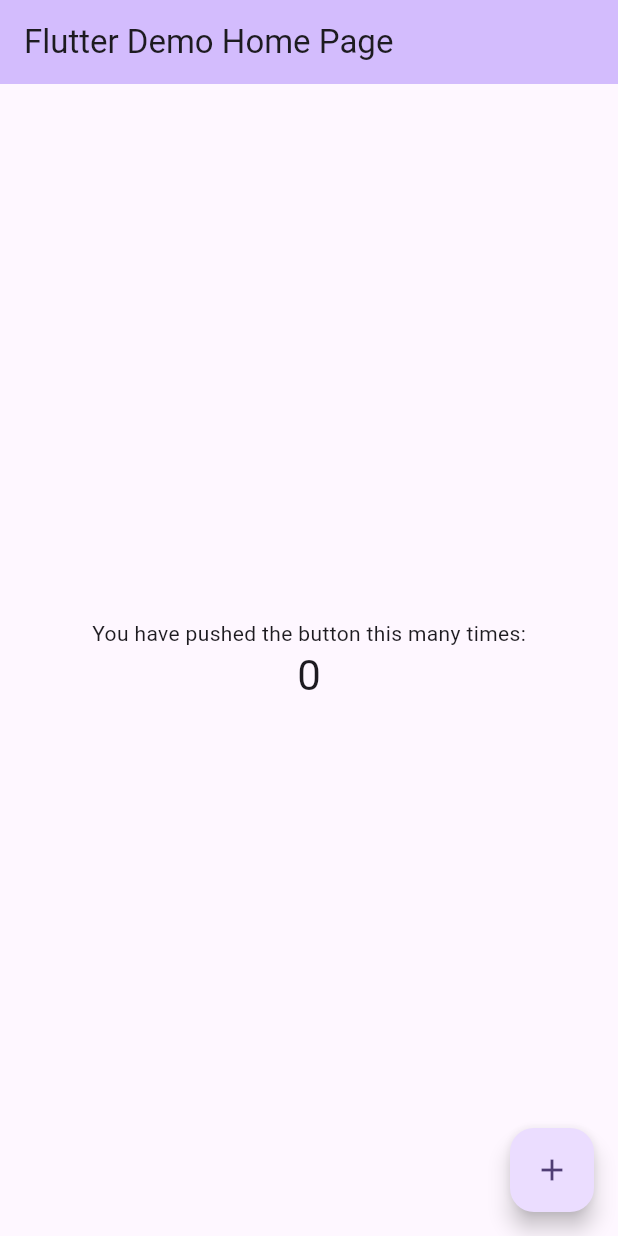
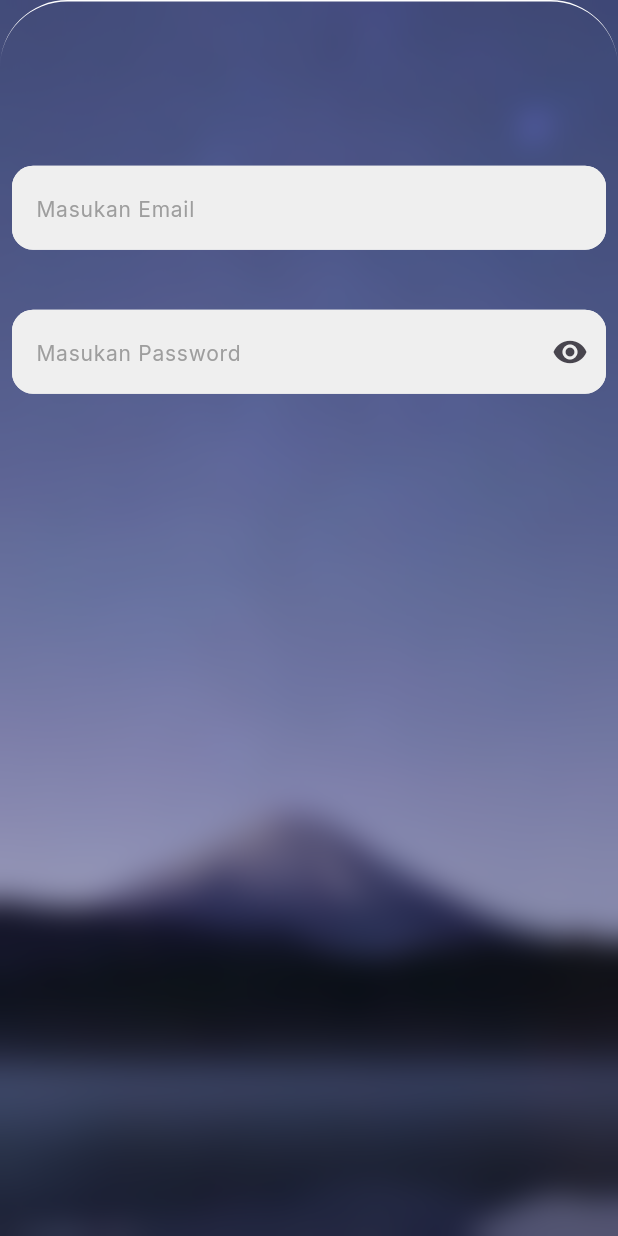
Before and after one commit to Ripaldiansyah/weather_ripal, a Flutter app: the screen it shows after launch, on a phone screen of 412 x 824 dp. Run offline on Flutter 3.47's test engine with Material 3 defaults, Android fonts, the phone set to English and light mode, and no system bars; drawn by our look-alikes of flutter_animate; our stand-ins replace get, google_fonts; statements that could not run were skipped.

Commit message:
Upadate Reuseable Widget TextField, Theme Config and more

```diff
--- a/lib/main.dart
+++ b/lib/main.dart
@@ -1,4 +1,6 @@
 import 'package:flutter/material.dart';
+import 'package:get/get_navigation/src/root/get_material_app.dart';
+import 'package:weather_ripaldiansyah/core.dart';
 
 void main() {
   runApp(const MyApp());
@@ -10,113 +12,11 @@ class MyApp extends StatelessWidget {
   // This widget is the root of your application.
   @override
   Widget build(BuildContext context) {
-    return MaterialApp(
-      title: 'Flutter Demo',
-      theme: ThemeData(
-        // This is the theme of your application.
-        //
-        // TRY THIS: Try running your application with "flutter run". You'll see
-        // the application has a purple toolbar. Then, without quitting the app,
-        // try changing the seedColor in the colorScheme below to Colors.green
-        // and then invoke "hot reload" (save your changes or press the "hot
-        // reload" button in a Flutter-supported IDE, or press "r" if you used
-        // the command line to start the app).
-        //
-        // Notice that the counter didn't reset back to zero; the application
-        // state is not lost during the reload. To reset the state, use hot
-        // restart instead.
-        //
-        // This works for code too, not just values: Most code changes can be
-        // tested with just a hot reload.
-        colorScheme: ColorScheme.fromSeed(seedColor: Colors.deepPurple),
-      ),
-      home: const MyHomePage(title: 'Flutter Demo Home Page'),
+    return GetMaterialApp(
+      title: 'Ripaldiansyah Weather',
+      theme: getCustomeTheme(),
+      debugShowCheckedModeBanner: false,
+      home: SplashScreenView(),
     );
   }
 }
-
-class MyHomePage extends StatefulWidget {
-  const MyHomePage({super.key, required this.title});
-
-  // This widget is the home page of your application. It is stateful, meaning
-  // that it has a State object (defined below) that contains fields that affect
-  // how it looks.
-
-  // This class is the configuration for the state. It holds the values (in this
-  // case the title) provided by the parent (in this case the App widget) and
-  // used by the build method of the State. Fields in a Widget subclass are
-  // always marked "final".
-
-  final String title;
-
-  @override
-  State<MyHomePage> createState() => _MyHomePageState();
-}
-
-class _MyHomePageState extends State<MyHomePage> {
-  int _counter = 0;
-
-  void _incrementCounter() {
-    setState(() {
-      // This call to setState tells the Flutter framework that something has
-      // changed in this State, which causes it to rerun the build method below
-      // so that the display can reflect the updated values. If we changed
-      // _counter without calling setState(), then the build method would not be
-      // called again, and so nothing would appear to happen.
-      _counter++;
-    });
-  }
-
-  @override
-  Widget build(BuildContext context) {
-    // This method is rerun every time setState is called, for instance as done
-    // by the _incrementCounter method above.
-    //
-    // The Flutter framework has been optimized to make rerunning build methods
-    // fast, so that you can just rebuild anything that needs updating rather
-    // than having to individually change instances of widgets.
-    return Scaffold(
-      appBar: AppBar(
-        // TRY THIS: Try changing the color here to a specific color (to
-        // Colors.amber, perhaps?) and trigger a hot reload to see the AppBar
-        // change color while the other colors stay the same.
-        backgroundColor: Theme.of(context).colorScheme.inversePrimary,
-        // Here we take the value from the MyHomePage object that was created by
-        // the App.build method, and use it to set our appbar title.
-        title: Text(widget.title),
-      ),
-      body: Center(
-        // Center is a layout widget. It takes a single child and positions it
-        // in the middle of the parent.
-        child: Column(
-          // Column is also a layout widget. It takes a list of children and
-          // arranges them vertically. By default, it sizes itself to fit its
-          // children horizontally, and tries to be as tall as its parent.
-          //
-          // Column has various properties to control how it sizes itself and
-          // how it positions its children. Here we use mainAxisAlignment to
-          // center the children vertically; the main axis here is the vertical
-          // axis because Columns are vertical (the cross axis would be
-          // horizontal).
-          //
-          // TRY THIS: Invoke "debug painting" (choose the "Toggle Debug Paint"
-          // action in the IDE, or press "p" in the console), to see the
-          // wireframe for each widget.
-          mainAxisAlignment: MainAxisAlignment.center,
-          children: <Widget>[
-            const Text('You have pushed the button this many times:'),
-            Text(
-              '$_counter',
-              style: Theme.of(context).textTheme.headlineMedium,
-            ),
-          ],
-        ),
-      ),
-      floatingActionButton: FloatingActionButton(
-        onPressed: _incrementCounter,
-        tooltip: 'Increment',
-        child: const Icon(Icons.add),
-      ), // This trailing comma makes auto-formatting nicer for build methods.
-    );
-  }
-}
--- /dev/null
+++ b/lib/presentation/login/controller/login_controller.dart
@@ -0,0 +1,20 @@
+import 'package:get/get.dart';
+
+class LoginController extends GetxController {
+  final RxBool isBlur = false.obs;
+  final RxBool hasError = false.obs;
+  final RxString errorMessage = "".obs;
+  final RxInt counter = 0.obs;
+
+  @override
+  void onInit() {
+    super.onInit();
+    initializeData();
+  }
+
+  Future<void> initializeData() async {
+    isBlur.value = false;
+    await Future.delayed(const Duration(seconds: 2));
+    isBlur.value = true;
+  }
+}
--- /dev/null
+++ b/lib/presentation/login/view/login_view.dart
@@ -0,0 +1,102 @@
+import 'dart:ui';
+
+import 'package:flutter/material.dart';
+import 'package:flutter_animate/flutter_animate.dart';
+import 'package:get/get.dart';
+import 'package:weather_ripaldiansyah/core.dart';
+
+class LoginView extends StatelessWidget {
+  const LoginView({super.key});
+
+  @override
+  Widget build(BuildContext context) {
+    final controller = Get.put(LoginController());
+
+    return Obx(() {
+      return Scaffold(
+        body: SingleChildScrollView(
+          child: Stack(
+            children: [
+              Container(
+                width: MediaQuery.of(context).size.width,
+                height: MediaQuery.of(context).size.height,
+                decoration: BoxDecoration(
+                  image: DecorationImage(
+                    image: AssetImage("assets/background.png"),
+                    fit: BoxFit.none,
+                  ),
+                ),
+                child: Column(children: [
+
+                        ],
+                      ),
+              ),
+              if (controller.isBlur.value)
+                Positioned.fill(
+                      bottom: 0.0,
+                      left: 0.0,
+                      right: 0.0,
+                      top: MediaQuery.of(context).size.height / 1.6,
+                      child: BackdropFilter(
+                        filter: ImageFilter.blur(sigmaX: 10, sigmaY: 10),
+                        child: Container(
+                          height: MediaQuery.of(context).size.height / 2,
+                          decoration: BoxDecoration(
+                            border: Border(
+                              top: BorderSide(width: 1.0, color: Colors.white),
+                            ),
+                            color: Colors.black.withAlpha(0),
+                            borderRadius: BorderRadius.only(
+                              topLeft: Radius.circular(45.0),
+                              topRight: Radius.circular(45.0),
+                            ),
+                          ),
+                          child: Padding(
+                            padding: EdgeInsets.all(8.0),
+                            child: Column(
+                              mainAxisAlignment: MainAxisAlignment.center,
+                              children: [
+                                QTextField(
+                                  hintText: "Masukan Email",
+                                  value: null,
+                                  onChanged: (value) {},
+                                ),
+                                SizedBox(height: 20.0),
+                                QTextField(
+                                  hintText: "Masukan Password",
+                                  isObscure: true,
+                                  maxLines: 1,
+                                  suffixIcon: Icons.password,
+                                  value: null,
+                                  onChanged: (value) {},
+                                ),
+                                SizedBox(height: 20.0),
+                                // ElevatedButton(
+                                //   onPressed: () {
+                                //     controller.initializeData();
+                                //   },
+                                //   child: controller.isLoading.value
+                                //       ? CircularProgressIndicator()
+                                //       : Text("Login"),
+                                // ),
+                              ],
+                            ),
+                          ),
+                        ),
+                      ),
+                    )
+                    .animate()
+                    .fadeIn(duration: 800.ms)
+                    .slide(
+                      begin: Offset(0, -1),
+                      end: Offset.zero,
+                      duration: 500.ms,
+                      curve: Curves.easeOut,
+                    ),
+            ],
+          ),
+        ),
+      );
+    });
+  }
+}
--- /dev/null
+++ b/lib/shared/widget/q_text_field.dart
@@ -0,0 +1,124 @@
+// ignore_for_file: camel_case_types, prefer_typing_uninitialized_variables
+
+import 'package:flutter/material.dart';
+import 'package:flutter/services.dart';
+
+class QTextField extends StatefulWidget {
+  const QTextField({
+    super.key,
+    this.hintText,
+    this.prefixIcon,
+    this.suffixIcon,
+    // required this.validator,
+    this.isObscure = false,
+    this.isEnable = true,
+    this.value,
+    required this.onChanged,
+    this.isNumberOnly,
+    this.isPhoneNumber,
+    this.errorText,
+    this.maxLines,
+  });
+
+  final int? maxLines;
+  final String? hintText;
+  final bool? isNumberOnly;
+  final bool? isPhoneNumber;
+  final bool? isEnable;
+  final bool? isObscure;
+  final String? value;
+  final String? errorText;
+  final IconData? prefixIcon;
+  final IconData? suffixIcon;
+  // final String? Function(String?)? validator;
+  final Function(String) onChanged;
+
+  @override
+  State<QTextField> createState() => _QTextFieldState();
+}
+
+class _QTextFieldState extends State<QTextField> {
+  bool visible = false;
+  late TextEditingController textEditingController;
+
+  @override
+  void initState() {
+    super.initState();
+    textEditingController = TextEditingController(text: widget.value ?? "");
+  }
+
+  @override
+  void didUpdateWidget(QTextField oldWidget) {
+    super.didUpdateWidget(oldWidget);
+
+    if (widget.value != null && widget.value != oldWidget.value) {
+      WidgetsBinding.instance.addPostFrameCallback((_) {
+        textEditingController.text = widget.value!;
+      });
+    }
+  }
+
+  @override
+  void dispose() {
+    textEditingController.dispose();
+    super.dispose();
+  }
+
+  @override
+  Widget build(BuildContext context) {
+    Widget icon = Icon(visible ? Icons.visibility_off : Icons.visibility);
+
+    if (widget.isObscure!) {
+      if (visible) {
+        icon = InkWell(
+          onTap: () {
+            setState(() {
+              visible = false;
+            });
+          },
+          child: icon,
+        );
+      } else {
+        icon = InkWell(
+          onTap: () {
+            setState(() {
+              visible = true;
+            });
+          },
+          child: icon,
+        );
+      }
+    }
+
+    return Container(
+      margin: const EdgeInsets.only(bottom: 20.0),
+      child: TextFormField(
+        controller: textEditingController, // Gunakan controller
+        enabled: widget.isEnable,
+        keyboardType: widget.isNumberOnly ?? false
+            ? TextInputType.number
+            : widget.isPhoneNumber ?? false
+            ? TextInputType.number
+            : null,
+
+        obscureText: visible == false && widget.isObscure!,
+        validator: null,
+        maxLines: widget.maxLines,
+        onChanged: (value) => widget.onChanged(value),
+        decoration: InputDecoration(
+          errorText: widget.errorText,
+          errorMaxLines: 2,
+          hintText: widget.hintText,
+          prefixIcon: widget.prefixIcon != null
+              ? Icon(widget.prefixIcon)
+              : null,
+          suffixIcon: widget.isObscure!
+              ? icon
+              : widget.suffixIcon != null
+              ? Icon(widget.suffixIcon)
+              : null,
+        ),
+      ),
+    );
+  }
+}
--- /dev/null
+++ b/lib/theme/theme.dart
@@ -0,0 +1,118 @@
+import 'package:flutter/material.dart';
+import 'package:google_fonts/google_fonts.dart';
+
+import '../core.dart';
+
+ThemeData getCustomeTheme() {
+  return ThemeData().copyWith(
+    primaryColor: primaryColor,
+    scaffoldBackgroundColor: scaffoldBackgroundColor,
+    colorScheme: ColorScheme.fromSeed(seedColor: primaryColor),
+    appBarTheme: AppBarTheme(
+      elevation: 0.0,
+      titleTextStyle: GoogleFonts.roboto(
+        fontSize: 14,
+        color: Colors.black,
+        fontWeight: FontWeight.bold,
+      ),
+      backgroundColor: scaffoldBackgroundColor,
+      iconTheme: const IconThemeData(color: Colors.black),
+      actionsIconTheme: const IconThemeData(color: Colors.black),
+    ),
+    bottomSheetTheme: BottomSheetThemeData(
+      backgroundColor: Colors.white,
+      shape: RoundedRectangleBorder(
+        borderRadius: BorderRadius.only(
+          topLeft: Radius.circular(10),
+          topRight: Radius.circular(10),
+        ),
+      ),
+    ),
+    bottomNavigationBarTheme: BottomNavigationBarThemeData(
+      unselectedItemColor: Colors.grey,
+      selectedItemColor: primaryColor,
+      selectedLabelStyle: TextStyle(fontSize: 10),
+      unselectedLabelStyle: TextStyle(fontSize: 10),
+    ),
+    iconTheme: IconThemeData(color: iconColor),
+    textTheme: TextTheme(
+      titleSmall: GoogleFonts.roboto(color: textColor),
+      titleMedium: GoogleFonts.roboto(color: textColor),
+      titleLarge: GoogleFonts.roboto(
+        color: textColor,
+        fontWeight: FontWeight.bold,
+      ),
+      bodyLarge: GoogleFonts.roboto(color: textColor),
+      bodySmall: GoogleFonts.roboto(color: textColor),
+      bodyMedium: GoogleFonts.roboto(color: textColor),
+    ),
+    inputDecorationTheme: InputDecorationTheme(
+      fillColor: Color(0xffefefef),
+      filled: true,
+      hintStyle: GoogleFonts.inter(fontSize: 14, color: Colors.grey),
+      enabledBorder: OutlineInputBorder(
+        borderRadius: BorderRadius.all(Radius.circular(14.0)),
+        borderSide: BorderSide(color: Color(0xffefefef), width: 1.2),
+      ),
+      disabledBorder: OutlineInputBorder(
+        borderRadius: BorderRadius.all(Radius.circular(14.0)),
+        borderSide: BorderSide(color: Color(0xffefefef), width: 1.2),
+      ),
+      focusedBorder: OutlineInputBorder(
+        borderSide: BorderSide(color: primaryColor, width: 1.2),
+        borderRadius: BorderRadius.all(Radius.circular(14.0)),
+      ),
+      errorBorder: const OutlineInputBorder(
+        borderSide: BorderSide(color: Colors.red, width: 1.2),
+        borderRadius: BorderRadius.all(Radius.circular(14.0)),
+      ),
+      focusedErrorBorder: OutlineInputBorder(
+        borderSide: BorderSide(color: primaryColor, width: 1.2),
+        borderRadius: BorderRadius.all(Radius.circular(14.0)),
+      ),
+    ),
+    cardTheme: CardThemeData(
+      elevation: 0,
+      color: Colors.white,
+      shape: RoundedRectangleBorder(
+        borderRadius: BorderRadius.circular(8),
+        side: BorderSide(width: 0.4, color: Colors.white),
+      ),
+    ),
+    elevatedButtonTheme: ElevatedButtonThemeData(
+      style: ElevatedButton.styleFrom(
+        shape: RoundedRectangleBorder(
+          borderRadius: BorderRadius.all(Radius.circular(14.0)),
+        ),
+        backgroundColor: Colors.blueGrey,
+        elevation: 0,
+      ),
+    ),
+    outlinedButtonTheme: OutlinedButtonThemeData(
+      style: ElevatedButton.styleFrom(
+        shape: RoundedRectangleBorder(borderRadius: BorderRadius.circular(0)),
+      ),
+    ),
+    dataTableTheme: DataTableThemeData(
+      dataTextStyle: TextStyle(color: textColor),
+      headingRowColor: WidgetStateProperty.resolveWith<Color>((
+        Set<WidgetState> states,
+      ) {
+        if (states.contains(WidgetState.selected)) {
+          return Colors.grey[200]!;
+        }
+        return Colors.grey[300]!;
+      }),
+      headingTextStyle: const TextStyle(),
+      dataRowColor: WidgetStateProperty.resolveWith<Color>((
+        Set<WidgetState> states,
+      ) {
+        if (states.contains(WidgetState.selected)) {
+          return Colors.grey[200]!;
+        }
+        return Colors.white;
+      }),
+      dataRowMinHeight: 48,
+    ),
+  );
+}
```
Also changed, not shown: config.json (added, +16 -0 lines), lib/core.dart (added, +16 -0 lines), lib/presentation/home_page/controller/home_page_controller.dart (added, +36 -0 lines), lib/presentation/home_page/view/home_page_view.dart (added, +84 -0 lines), lib/presentation/splash_screen/controller/splash_screen_controller.dart (added, +16 -0 lines), lib/presentation/splash_screen/view/splash_screen_view.dart (added, +58 -0 lines), lib/theme/theme_config.dart (added, +12 -0 lines), pubspec.yaml (+6 -5 lines), assets/background.png (added), assets/house.png (added), lib/core_package.dart (added), pubspec.lock, 4 other files.
